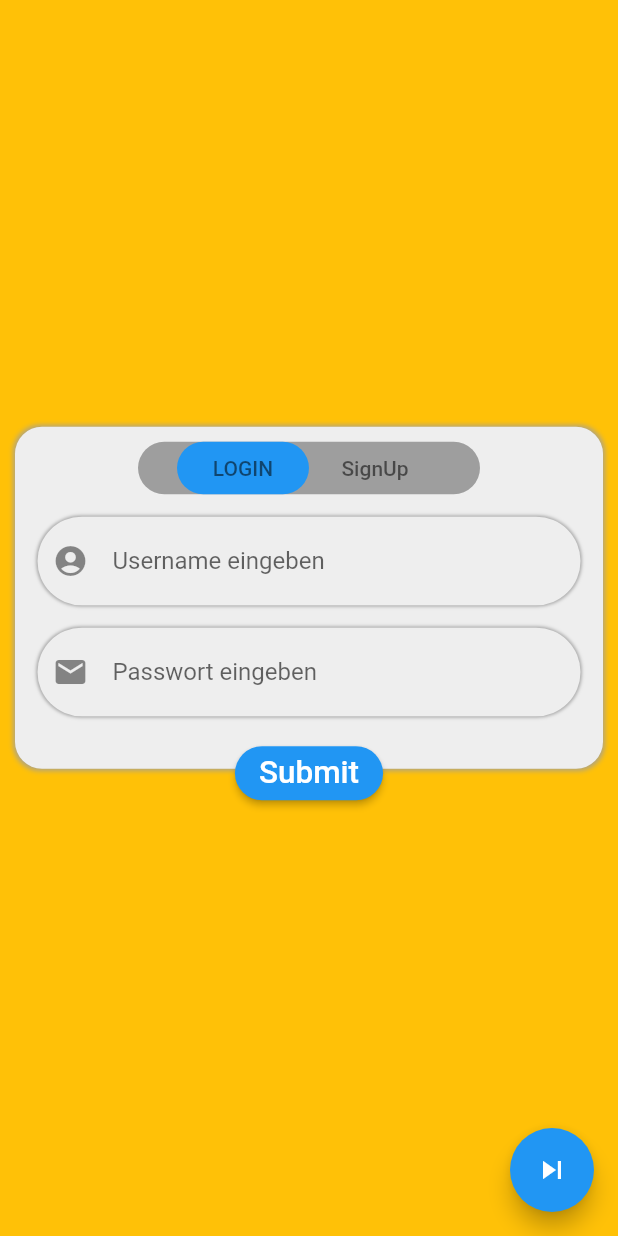
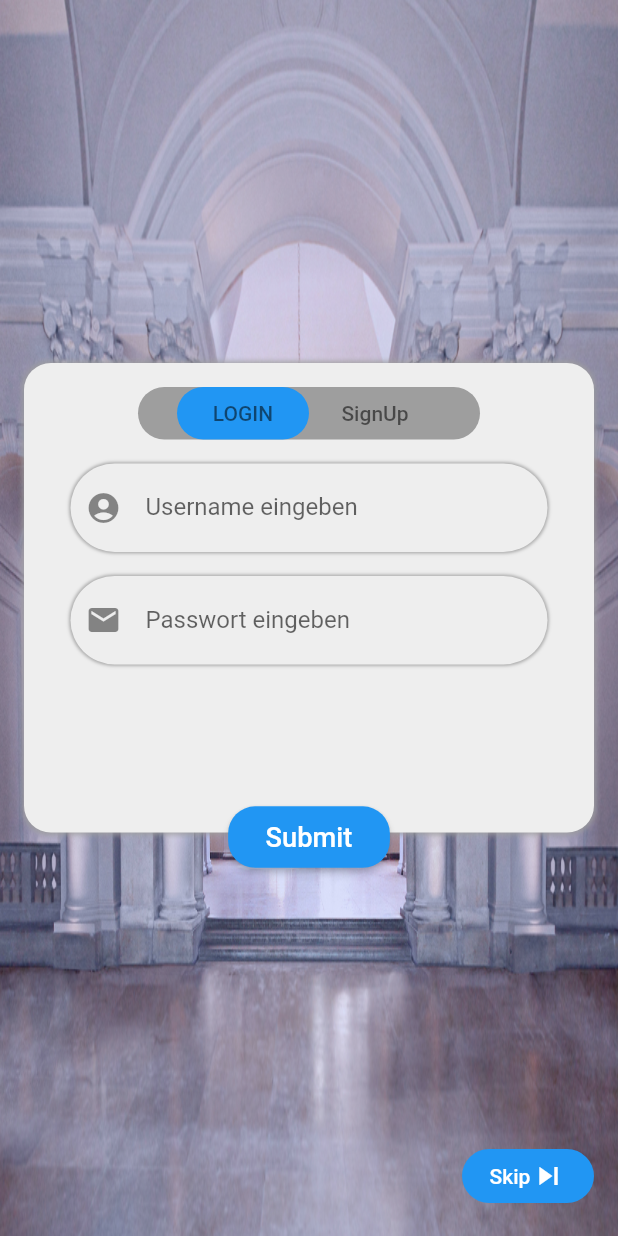
Before and after one commit to baraki573/Flutter, a Flutter app: the LogIn screen opened directly, on a phone screen of 412 x 824 dp. Run offline on Flutter 3.47's test engine with Material 2 defaults, Android fonts, the phone set to English and light mode, and no system bars; missing offline and left inert: gradient_text.

Commit message:
Updated Login according to AG
Better text scale on onboarding (on S7)

```diff
--- a/lib/SizeConfig.dart
+++ b/lib/SizeConfig.dart
@@ -21,9 +21,8 @@ class SizeConfig {
 				blockSizeVertical = screenHeight / 100;
         orientationDevice = _mediaQueryData.orientation;
 
-        // TODO find ideal offset (first test: +42)
 				_safeAreaHorizontal = _mediaQueryData.padding.left +
-					_mediaQueryData.padding.right+42;
+					_mediaQueryData.padding.right;
 				_safeAreaVertical = _mediaQueryData.padding.top +
 					_mediaQueryData.padding.bottom;
 				safeBlockHorizontal = (screenWidth -
--- a/lib/login_page/login_page.dart
+++ b/lib/login_page/login_page.dart
@@ -1,5 +1,7 @@
 import 'package:flutter/cupertino.dart';
 import 'package:flutter/material.dart';
+import 'package:museum_app/SizeConfig.dart';
+import 'package:flutter/services.dart';
 import 'package:museum_app/bottom_navigationbar/navigationbar_pattern.dart';
 
 class LogIn extends StatefulWidget {
@@ -9,18 +11,33 @@ class LogIn extends StatefulWidget {
   _LogInState createState() => _LogInState();
 }
 
-enum FormType { login, register }
+enum FormType { login, signup }
 
 class _LogInState extends State<LogIn> {
-  FormType _form = FormType.login;
+  FormType _form;
   String _us, _pw, _pw2;
   final usCtrl = TextEditingController();
   final pwCtrl = TextEditingController();
   final pw2Ctrl = TextEditingController();
 
   @override
+  void initState() {
+    super.initState();
+    _form = FormType.login;
+    SystemChrome.setPreferredOrientations([
+      DeviceOrientation.portraitUp,
+      DeviceOrientation.portraitDown,
+    ]);
+  }
+
+  @override
   void dispose() {
-    // Clean up the controller when the widget is disposed.
+    SystemChrome.setPreferredOrientations([
+      DeviceOrientation.landscapeRight,
+      DeviceOrientation.landscapeLeft,
+      DeviceOrientation.portraitUp,
+      DeviceOrientation.portraitDown,
+    ]);
     usCtrl.dispose();
     pwCtrl.dispose();
     pw2Ctrl.dispose();
@@ -36,17 +53,6 @@ class _LogInState extends State<LogIn> {
     return _us != "" && _pw != "";
   }
 
-  /*
-  void _formChange() async {
-    setState(() {
-      if (_form == FormType.register) {
-        _form = FormType.login;
-      } else {
-        _form = FormType.register;
-      }
-    });
-  }*/
-
   void _nextScreen() {
     Navigator.push(
       context,
@@ -55,7 +61,7 @@ class _LogInState extends State<LogIn> {
     );
   }
 
-  Widget _getMyButton(text, funct){
+  Widget _customButtons(text, funct) {
     return FlatButton(
       //color: Colors.grey[300],
       textColor: Colors.black54,
@@ -71,22 +77,23 @@ class _LogInState extends State<LogIn> {
     );
   }
 
-  Widget _topButtons(bool portrait) {
+  Widget _topButtons() {
+    var portrait = SizeConfig.orientationDevice == Orientation.portrait;
     String s1 = _form == FormType.login ? 'LOGIN' : 'LogIn';
     var funct1 = _form == FormType.login
         ? null
         : () => setState(() {
               _form = FormType.login;
             });
-    String s2 = _form == FormType.register ? 'SIGNUP' : 'SignUp';
-    var funct2 = _form == FormType.register
+    String s2 = _form == FormType.signup ? 'SIGNUP' : 'SignUp';
+    var funct2 = _form == FormType.signup
         ? null
         : () => setState(() {
-              _form = FormType.register;
+              _form = FormType.signup;
             });
     return new Container(
       margin: EdgeInsets.only(
-          right: (portrait ? 82 : 222), left: (portrait ? 82 : 222)),
+          right: (portrait ? 76 : 216), left: (portrait ? 76 : 216)),
       height: 35,
       decoration: new BoxDecoration(
         color: Colors.grey,
@@ -96,18 +103,17 @@ class _LogInState extends State<LogIn> {
         mainAxisAlignment: MainAxisAlignment.center,
         children: <Widget>[
           // LogIn-Button
-          _getMyButton(s1, funct1),
+          _customButtons(s1, funct1),
           // SignUp-Button
-          _getMyButton(s2, funct2),
+          _customButtons(s2, funct2),
         ],
       ),
     );
   }
 
-
-  Widget _getMyTextField(ctrl, icon, text, obscure){
+  Widget _customTextField(ctrl, icon, text, obscure) {
     return Container(
-      margin: EdgeInsets.only(top: 15),
+      margin: EdgeInsets.only(top: 16, left: 16, right: 16),
       padding: EdgeInsets.only(left: 10, right: 15),
       decoration: BoxDecoration(
         color: Colors.grey[200],
@@ -132,66 +138,53 @@ class _LogInState extends State<LogIn> {
     );
   }
 
-
   Widget _textFields() {
     return Container(
       margin: const EdgeInsets.only(right: 15, left: 15),
       child: Column(
         children: <Widget>[
           // Username field
-          _getMyTextField(usCtrl, Icons.account_circle, 'Username eingeben', false),
+          _customTextField(
+              usCtrl, Icons.account_circle, 'Username eingeben', false),
           // Password field
-          _getMyTextField(pwCtrl, Icons.mail, 'Passwort eingeben', true),
+          _customTextField(pwCtrl, Icons.mail, 'Passwort eingeben', true),
           // Retype Password field [SignUp]
-          _form == FormType.register
-              ? _getMyTextField(pw2Ctrl, Icons.fiber_pin, 'Passwort bestätigen', true)
+          _form == FormType.signup
+              ? _customTextField(
+                  pw2Ctrl, Icons.fiber_pin, 'Passwort bestätigen', true)
               : Container(),
         ],
       ),
     );
   }
 
-  Widget _bottomButtons() {
-    if (_form == FormType.login) {
-      return FlatButton(
-        child: new Text('Passwort vergessen?'),
-        onPressed: _getUS,
-      );
-    } else {
-      return Text(
-          "Verwenden Sie für den Benutzernamen keine persönlichen Informationen.\n",
-          textAlign: TextAlign.center,
-          style: TextStyle(
-            fontStyle: FontStyle.italic,
-            fontSize: 18,
-          ));
-      /*child: new Column(
-          children: <Widget>[
-            new RaisedButton(
-              child: new Text('Accounterstellung'),
+  void _skipDialog() {
+    showDialog(
+      context: context,
+      builder: (BuildContext context) {
+        return AlertDialog(
+          title: Text("Hinweis"),
+          content:
+              Text("Möchten Sie wirklich ohne Accountverbindung fortfahen?\n"
+                  "Sie verpassen so spannende Sammelaufgaben, blah blah"),
+          actions: <Widget>[
+            FlatButton(
+              child: Text("Zurück"),
               onPressed: () {
-                if (_getUS()) _nextScreen();
+                Navigator.of(context).pop();
               },
             ),
+            FlatButton(
+              child: Text("Fortfahren"),
+              onPressed: _nextScreen,
+            ),
           ],
-        ),
-      ;*/
-    }
-  }
-
-  Widget _introText() {
-    return Container(
-      child: Text(
-        'Bitte melden Sie sich unten mit Ihren Accountdaten an. Sollten Sie noch keinen Account besitzen, können Sie über \"Signup\" einen anfordern.',
-        textAlign: TextAlign.left,
-        style: TextStyle(
-          fontSize: 18,
-        ),
-      ),
+        );
+      },
     );
   }
 
-  void _showDialog() {
+  void _submitDialog() {
     _getUS();
     if (_us == "" || _pw == "" || _pw2 == "" || _pw != _pw2)
       showDialog(
@@ -255,35 +248,27 @@ class _LogInState extends State<LogIn> {
 
   @override
   Widget build(BuildContext context) {
-    double screenWidth = MediaQuery.of(context).size.width;
-    double screenHeight = MediaQuery.of(context).size.height;
-    var isPortrait = MediaQuery.of(context).orientation == Orientation.portrait;
+    SizeConfig().init(context);
     return Scaffold(
-      /*appBar: AppBar(
-        title: Text("Account einrichten"),
-      ),*/
-      backgroundColor: Colors.amber,
-      body: Center(
-        child: ListView(
-          padding: const EdgeInsets.only(right: 10, left: 10),
-          shrinkWrap: true,
-          children: <Widget>[
-            //Container(
-            //decoration: BoxDecoration,
-            //margin: const EdgeInsets.only(right: 10, left: 10),
-            //_introText(),
-            //Container(height: screenHeight / 5),
-            // Debug only
-            //Text('Username: $_us; Password: $_pw; Password2: $_pw2'),
-            //child:
-            Stack(
+      //backgroundColor: Colors.amber,
+      body: Container(
+        decoration: BoxDecoration(
+          image: DecorationImage(
+            image: AssetImage('assets/images/haupthalle_hlm_blue.png'),
+            fit: BoxFit.fill,
+          ),
+        ),
+        padding: const EdgeInsets.only(right: 16, left: 16),
+        child: Center(
+          child: Stack(
             overflow: Overflow.visible,
             children: <Widget>[
               // LogIn-Box
               Container(
-                  //height: screenHeight * (_form == FormType.register ? 0.4 : 0.3),
+                height: SizeConfig.safeBlockVertical *
+                    (_form == FormType.signup ? 50 : 38),
                 margin: const EdgeInsets.only(bottom: 27),
-                  padding: const EdgeInsets.only(top: 10, bottom: 35),
+                padding: const EdgeInsets.only(top: 16),
                 decoration: BoxDecoration(
                   color: Colors.grey[200],
                   borderRadius: BorderRadius.circular(18.0),
@@ -292,14 +277,13 @@ class _LogInState extends State<LogIn> {
                       color: Colors.grey.withOpacity(0.8),
                       spreadRadius: 1,
                       blurRadius: 2,
-                        //offset: Offset(0, 7), // changes position of shadow
                     ),
                   ],
                 ),
                 child: Column(
                   children: <Widget>[
                     //Container(height: 10),
-                      _topButtons(isPortrait),
+                    _topButtons(),
                     _textFields(),
                     //Container(height: 30),
                   ],
@@ -307,42 +291,47 @@ class _LogInState extends State<LogIn> {
               ),
               // Submit-Button
               Positioned.fill(
-                  //top: _form == FormType.register ? 230 : 165,
-                  //top: screenHeight * 0.1,
-                  //bottom: screenHeight * 0.7,
-                  //left: screenWidth * 0.3,
-                  //right: screenWidth * 0.3,
                 child: Align(
                   alignment: Alignment.bottomCenter,
                   //(0, _form==FormType.login?1.35:0.65),
                   child: RaisedButton(
+                    padding: EdgeInsets.only(
+                        left: 25, right: 25, top: 10, bottom: 10),
                     textColor: Colors.white,
                     color: Colors.blue,
                     splashColor: Colors.blueAccent,
                     shape: RoundedRectangleBorder(
-                        borderRadius: new BorderRadius.circular(18.0),
+                      borderRadius: BorderRadius.circular(18.0),
                       //side: BorderSide(color: Colors.red)
                     ),
                     child: Text(
                       "Submit",
-                        textScaleFactor: 1.5,
+                      textScaleFactor: 1.3,
                     ),
-                      onPressed: _form == FormType.register
-                          ? _showDialog
-                          : _nextScreen,
+                    onPressed:
+                        _form == FormType.signup ? _submitDialog : _nextScreen,
                   ),
                 ),
               ),
             ],
           ),
-            //_bottomButtons()
+        ),
+      ),
+      floatingActionButton: FlatButton(
+        textColor: Colors.white,
+        color: Colors.blue,
+        splashColor: Colors.blueAccent,
+        child: Row(
+          mainAxisSize: MainAxisSize.min,
+          children: <Widget>[
+            Text("Skip"),
+            Icon(Icons.skip_next),
           ],
         ),
+        onPressed: _skipDialog,
+        shape: RoundedRectangleBorder(
+          borderRadius: BorderRadius.circular(18.0),
         ),
-      floatingActionButton: FloatingActionButton(
-        onPressed: _nextScreen,
-        tooltip: "Überspringen",
-        child: Icon(Icons.skip_next),
       ),
     );
   }
--- a/lib/onboarding/onboarding.dart
+++ b/lib/onboarding/onboarding.dart
@@ -122,7 +122,7 @@ class _OnboardingState extends State<Onboarding> with TickerProviderStateMixin {
                                   gradient: LinearGradient(
                                     colors: pageList[index].titleGradient),
                                   style: TextStyle(
-                                    fontSize: SizeConfig.orientationDevice == Orientation.portrait ? SizeConfig.safeBlockHorizontal * 12 : SizeConfig.safeBlockHorizontal * 7,
+                                    fontSize: SizeConfig.orientationDevice == Orientation.portrait ? SizeConfig.safeBlockHorizontal * 11 : SizeConfig.safeBlockHorizontal * 7,
                                     fontFamily: "Nunito",
                                     fontWeight: FontWeight.w700,
                                   ),
```
Also changed, not shown: lib/main.dart (+16 -4 lines), assets/images/haupthalle_hlm.png (added), assets/images/haupthalle_hlm_blue.png (added). Lines whose indentation alone changed are shown as unchanged.
